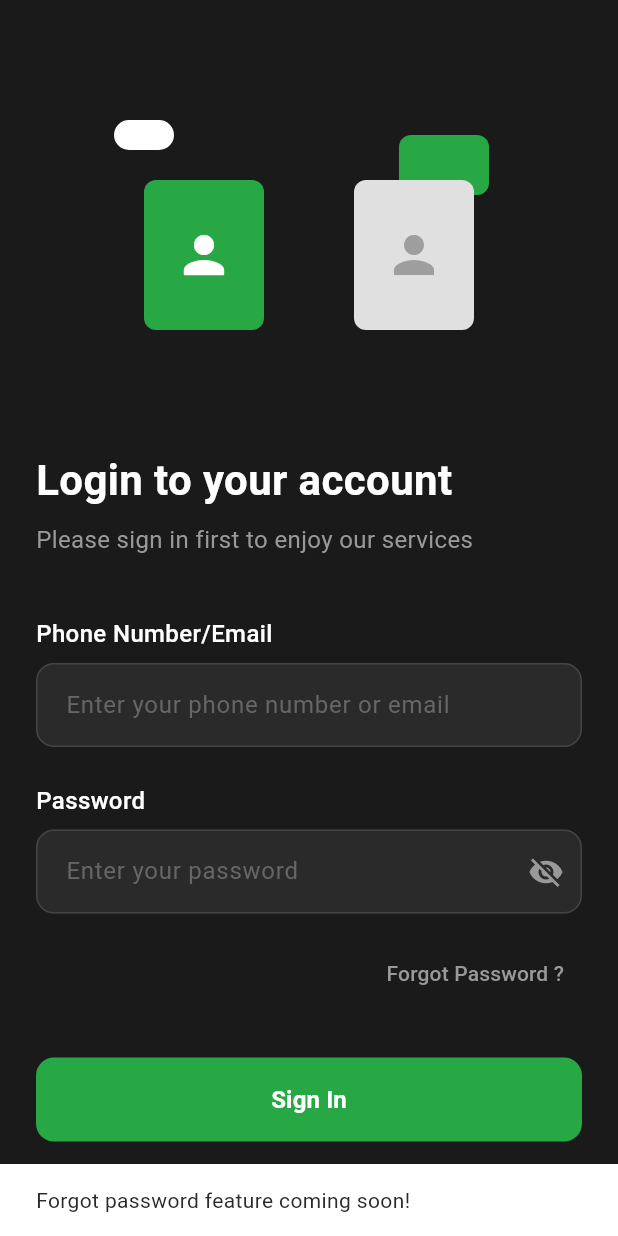
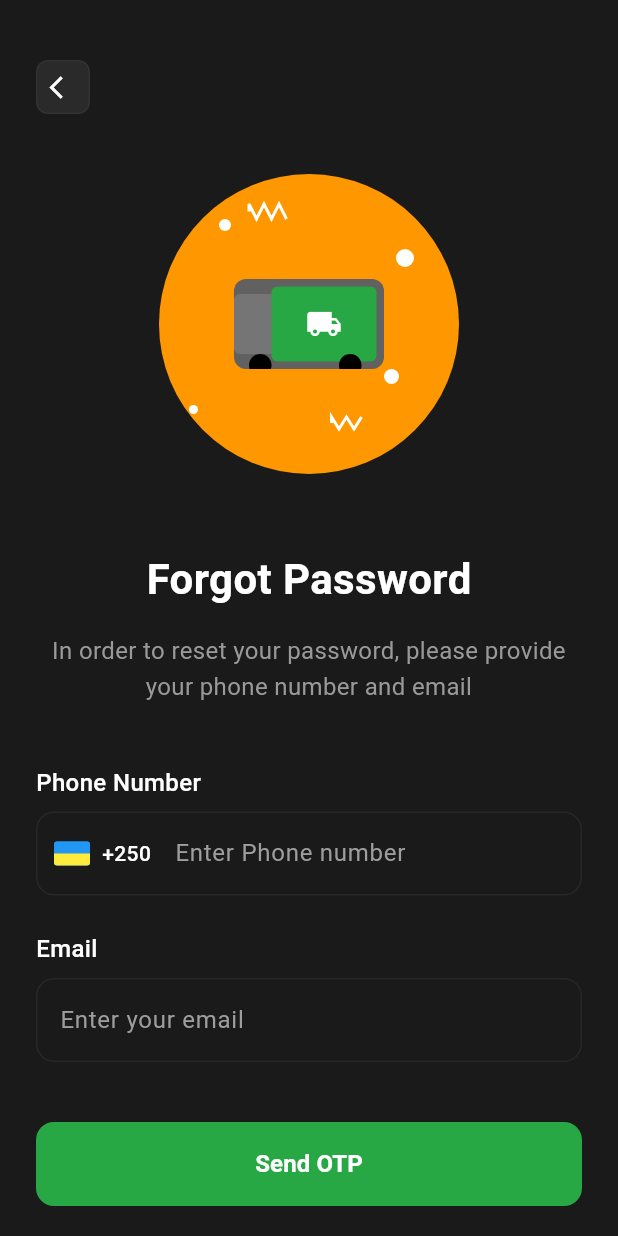
Before and after one commit to IshimweTresor/mozzfood, a Flutter app: the screen it shows after launch, after a tap on "Forgot Password ?", on a phone screen of 412 x 824 dp. Run offline on Flutter 3.47's test engine with Material 3 defaults, Android fonts, the phone set to English and light mode, and no system bars.

Commit message:
other changes

```diff
--- /dev/null
+++ b/lib/screens/auth/forgot_password_page.dart
@@ -0,0 +1,485 @@
+import 'package:flutter/material.dart';
+import '../../utils/colors.dart';
+import '../../widgets/custom_button.dart';
+
+class ForgotPasswordPage extends StatefulWidget {
+  const ForgotPasswordPage({super.key});
+
+  @override
+  State<ForgotPasswordPage> createState() => _ForgotPasswordPageState();
+}
+
+class _ForgotPasswordPageState extends State<ForgotPasswordPage> {
+  final _formKey = GlobalKey<FormState>();
+  final _phoneController = TextEditingController();
+  final _emailController = TextEditingController();
+  bool _isLoading = false;
+
+  @override
+  void dispose() {
+    _phoneController.dispose();
+    _emailController.dispose();
+    super.dispose();
+  }
+
+  String? _validatePhone(String? value) {
+    if (value == null || value.isEmpty) {
+      return 'Phone number is required';
+    }
+    if (!value.startsWith('+250') || value.length < 13) {
+      return 'Please enter a valid phone number';
+    }
+    return null;
+  }
+
+  String? _validateEmail(String? value) {
+    if (value == null || value.isEmpty) {
+      return 'Email is required';
+    }
+    if (!RegExp(r'^[\w-\.]+@([\w-]+\.)+[\w-]{2,4}$').hasMatch(value)) {
+      return 'Please enter a valid email address';
+    }
+    return null;
+  }
+
+  Future<void> _handleSendOTP() async {
+    if (_formKey.currentState!.validate()) {
+      setState(() {
+        _isLoading = true;
+      });
+
+      // Simulate API call
+      await Future.delayed(const Duration(seconds: 2));
+
+      setState(() {
+        _isLoading = false;
+      });
+
+      if (mounted) {
+        ScaffoldMessenger.of(context).showSnackBar(
+          const SnackBar(
+            content: Text('OTP sent successfully to your phone and email'),
+            backgroundColor: AppColors.success,
+          ),
+        );
+
+        // TODO: Navigate to OTP verification page
+        // Navigator.push(
+        //   context,
+        //   MaterialPageRoute(
+        //     builder: (context) => const OTPVerificationPage(),
+        //   ),
+        // );
+      }
+    }
+  }
+
+  @override
+  Widget build(BuildContext context) {
+    return Scaffold(
+      backgroundColor: AppColors.background,
+      body: SafeArea(
+        child: SingleChildScrollView(
+          padding: const EdgeInsets.symmetric(horizontal: 24.0),
+          child: Form(
+            key: _formKey,
+            child: Column(
+              crossAxisAlignment: CrossAxisAlignment.start,
+              children: [
+                const SizedBox(height: 40),
+
+                // Back Button
+                GestureDetector(
+                  onTap: () {
+                    Navigator.pop(context);
+                  },
+                  child: Container(
+                    padding: const EdgeInsets.all(8),
+                    decoration: BoxDecoration(
+                      color: AppColors.surface,
+                      borderRadius: BorderRadius.circular(8),
+                      border: Border.all(
+                        color: AppColors.inputBorder.withOpacity(0.3),
+                      ),
+                    ),
+                    child: const Icon(
+                      Icons.arrow_back_ios,
+                      color: AppColors.onBackground,
+                      size: 18,
+                    ),
+                  ),
+                ),
+
+                const SizedBox(height: 40),
+
+                // Illustration
+                Center(
+                  child: Container(
+                    height: 200,
+                    width: 200,
+                    decoration: const BoxDecoration(
+                      shape: BoxShape.circle,
+                      color: Colors.orange,
+                    ),
+                    child: Stack(
+                      alignment: Alignment.center,
+                      children: [
+                        // Background decorative elements
+                        Positioned(
+                          top: 30,
+                          left: 40,
+                          child: Container(
+                            width: 8,
+                            height: 8,
+                            decoration: const BoxDecoration(
+                              color: Colors.white,
+                              shape: BoxShape.circle,
+                            ),
+                          ),
+                        ),
+                        Positioned(
+                          top: 50,
+                          right: 30,
+                          child: Container(
+                            width: 12,
+                            height: 12,
+                            decoration: const BoxDecoration(
+                              color: Colors.white,
+                              shape: BoxShape.circle,
+                            ),
+                          ),
+                        ),
+                        Positioned(
+                          bottom: 40,
+                          left: 20,
+                          child: Container(
+                            width: 6,
+                            height: 6,
+                            decoration: const BoxDecoration(
+                              color: Colors.white,
+                              shape: BoxShape.circle,
+                            ),
+                          ),
+                        ),
+                        Positioned(
+                          bottom: 60,
+                          right: 40,
+                          child: Container(
+                            width: 10,
+                            height: 10,
+                            decoration: const BoxDecoration(
+                              color: Colors.white,
+                              shape: BoxShape.circle,
+                            ),
+                          ),
+                        ),
+                        // Squiggly lines
+                        Positioned(
+                          top: 20,
+                          left: 60,
+                          child: CustomPaint(
+                            size: const Size(30, 10),
+                            painter: SquigglyLinePainter(),
+                          ),
+                        ),
+                        Positioned(
+                          bottom: 30,
+                          right: 60,
+                          child: CustomPaint(
+                            size: const Size(25, 8),
+                            painter: SquigglyLinePainter(),
+                          ),
+                        ),
+                        // Main truck illustration
+                        Container(
+                          width: 100,
+                          height: 60,
+                          decoration: BoxDecoration(
+                            color: Colors.grey.shade700,
+                            borderRadius: BorderRadius.circular(8),
+                          ),
+                          child: Stack(
+                            children: [
+                              // Truck cab
+                              Positioned(
+                                left: 0,
+                                top: 10,
+                                child: Container(
+                                  width: 30,
+                                  height: 40,
+                                  decoration: BoxDecoration(
+                                    color: Colors.grey.shade600,
+                                    borderRadius: const BorderRadius.only(
+                                      topLeft: Radius.circular(4),
+                                      bottomLeft: Radius.circular(4),
+                                    ),
+                                  ),
+                                ),
+                              ),
+                              // Truck body
+                              Positioned(
+                                left: 25,
+                                top: 5,
+                                child: Container(
+                                  width: 70,
+                                  height: 50,
+                                  decoration: BoxDecoration(
+                                    color: AppColors.primary,
+                                    borderRadius: BorderRadius.circular(4),
+                                  ),
+                                  child: const Center(
+                                    child: Icon(
+                                      Icons.local_shipping,
+                                      color: Colors.white,
+                                      size: 24,
+                                    ),
+                                  ),
+                                ),
+                              ),
+                              // Wheels
+                              Positioned(
+                                bottom: -5,
+                                left: 10,
+                                child: Container(
+                                  width: 15,
+                                  height: 15,
+                                  decoration: const BoxDecoration(
+                                    color: Colors.black,
+                                    shape: BoxShape.circle,
+                                  ),
+                                ),
+                              ),
+                              Positioned(
+                                bottom: -5,
+                                right: 15,
+                                child: Container(
+                                  width: 15,
+                                  height: 15,
+                                  decoration: const BoxDecoration(
+                                    color: Colors.black,
+                                    shape: BoxShape.circle,
+                                  ),
+                                ),
+                              ),
+                            ],
+                          ),
+                        ),
+                      ],
+                    ),
+                  ),
+                ),
+
+                const SizedBox(height: 50),
+
+                // Title
+                const Center(
+                  child: Text(
+                    'Forgot Password',
+                    style: TextStyle(
+                      fontSize: 28,
+                      fontWeight: FontWeight.bold,
+                      color: Colors.white,
+                    ),
+                  ),
+                ),
+
+                const SizedBox(height: 16),
+
+                // Subtitle
+                const Center(
+                  child: Text(
+                    'In order to reset your password, please provide\nyour phone number and email',
+                    style: TextStyle(
+                      fontSize: 16,
+                      color: AppColors.textSecondary,
+                      height: 1.5,
+                    ),
+                    textAlign: TextAlign.center,
+                  ),
+                ),
+
+                const SizedBox(height: 40),
+
+                // Phone Number Field
+                const Text(
+                  'Phone Number',
+                  style: TextStyle(
+                    fontSize: 16,
+                    fontWeight: FontWeight.w500,
+                    color: Colors.white,
+                  ),
+                ),
+                const SizedBox(height: 8),
+                TextFormField(
+                  controller: _phoneController,
+                  validator: _validatePhone,
+                  keyboardType: TextInputType.phone,
+                  style: const TextStyle(color: Colors.white),
+                  decoration: InputDecoration(
+                    hintText: 'Enter Phone number',
+                    hintStyle: TextStyle(color: Colors.grey.shade500),
+                    prefixIcon: Container(
+                      padding: const EdgeInsets.all(12),
+                      child: Row(
+                        mainAxisSize: MainAxisSize.min,
+                        children: [
+                          Container(
+                            width: 24,
+                            height: 16,
+                            decoration: BoxDecoration(
+                              borderRadius: BorderRadius.circular(2),
+                              color: Colors.blue,
+                            ),
+                            child: Stack(
+                              children: [
+                                Container(
+                                  height: 8,
+                                  decoration: const BoxDecoration(
+                                    color: Colors.blue,
+                                    borderRadius: BorderRadius.only(
+                                      topLeft: Radius.circular(2),
+                                      topRight: Radius.circular(2),
+                                    ),
+                                  ),
+                                ),
+                                Container(
+                                  margin: const EdgeInsets.only(top: 8),
+                                  height: 8,
+                                  decoration: const BoxDecoration(
+                                    color: Colors.yellow,
+                                    borderRadius: BorderRadius.only(
+                                      bottomLeft: Radius.circular(2),
+                                      bottomRight: Radius.circular(2),
+                                    ),
+                                  ),
+                                ),
+                              ],
+                            ),
+                          ),
+                          const SizedBox(width: 8),
+                          const Text(
+                            '+250',
+                            style: TextStyle(
+                              color: Colors.white,
+                              fontWeight: FontWeight.w500,
+                            ),
+                          ),
+                        ],
+                      ),
+                    ),
+                    filled: true,
+                    fillColor: Colors.transparent,
+                    border: OutlineInputBorder(
+                      borderRadius: BorderRadius.circular(12),
+                      borderSide: BorderSide(
+                        color: AppColors.inputBorder.withOpacity(0.3),
+                      ),
+                    ),
+                    enabledBorder: OutlineInputBorder(
+                      borderRadius: BorderRadius.circular(12),
+                      borderSide: BorderSide(
+                        color: AppColors.inputBorder.withOpacity(0.3),
+                      ),
+                    ),
+                    focusedBorder: OutlineInputBorder(
+                      borderRadius: BorderRadius.circular(12),
+                      borderSide: const BorderSide(color: AppColors.primary),
+                    ),
+                    errorBorder: OutlineInputBorder(
+                      borderRadius: BorderRadius.circular(12),
+                      borderSide: const BorderSide(color: AppColors.error),
+                    ),
+                  ),
+                ),
+
+                const SizedBox(height: 24),
+
+                // Email Field
+                const Text(
+                  'Email',
+                  style: TextStyle(
+                    fontSize: 16,
+                    fontWeight: FontWeight.w500,
+                    color: Colors.white,
+                  ),
+                ),
+                const SizedBox(height: 8),
+                TextFormField(
+                  controller: _emailController,
+                  validator: _validateEmail,
+                  keyboardType: TextInputType.emailAddress,
+                  style: const TextStyle(color: Colors.white),
+                  decoration: InputDecoration(
+                    hintText: 'Enter your email',
+                    hintStyle: TextStyle(color: Colors.grey.shade500),
+                    filled: true,
+                    fillColor: Colors.transparent,
+                    border: OutlineInputBorder(
+                      borderRadius: BorderRadius.circular(12),
+                      borderSide: BorderSide(
+                        color: AppColors.inputBorder.withOpacity(0.3),
+                      ),
+                    ),
+                    enabledBorder: OutlineInputBorder(
+                      borderRadius: BorderRadius.circular(12),
+                      borderSide: BorderSide(
+                        color: AppColors.inputBorder.withOpacity(0.3),
+                      ),
+                    ),
+                    focusedBorder: OutlineInputBorder(
+                      borderRadius: BorderRadius.circular(12),
+                      borderSide: const BorderSide(color: AppColors.primary),
+                    ),
+                    errorBorder: OutlineInputBorder(
+                      borderRadius: BorderRadius.circular(12),
+                      borderSide: const BorderSide(color: AppColors.error),
+                    ),
+                  ),
+                ),
+
+                const SizedBox(height: 40),
+
+                // Send OTP Button
+                CustomButton(
+                  text: 'Send OTP',
+                  onPressed: _handleSendOTP,
+                  isLoading: _isLoading,
+                ),
+
+                const SizedBox(height: 40),
+              ],
+            ),
+          ),
+        ),
+      ),
+    );
+  }
+}
+
+// Custom painter for squiggly lines
+class SquigglyLinePainter extends CustomPainter {
+  @override
+  void paint(Canvas canvas, Size size) {
+    final paint =
+        Paint()
+          ..color = Colors.white
+          ..strokeWidth = 2
+          ..style = PaintingStyle.stroke;
+
+    final path = Path();
+    path.moveTo(0, size.height / 2);
+
+    for (int i = 0; i < size.width; i += 5) {
+      if (i % 10 == 0) {
+        path.lineTo(i.toDouble(), 0);
+      } else {
+        path.lineTo(i.toDouble(), size.height);
+      }
+    }
+
+    canvas.drawPath(path, paint);
+  }
+
+  @override
+  bool shouldRepaint(CustomPainter oldDelegate) => false;
+}
--- a/lib/screens/auth/login_page.dart
+++ b/lib/screens/auth/login_page.dart
@@ -4,6 +4,7 @@ import '../../widgets/custom_button.dart';
 import '../../widgets/custom_text_field.dart';
 import '../location_selection_page.dart';
 import 'signup_page.dart';
+import 'forgot_password_page.dart';
 
 class LoginPage extends StatefulWidget {
   const LoginPage({super.key});
@@ -208,9 +209,10 @@ class _LoginPageState extends State<LoginPage> {
                   alignment: Alignment.centerRight,
                   child: TextButton(
                     onPressed: () {
-                      ScaffoldMessenger.of(context).showSnackBar(
-                        const SnackBar(
-                          content: Text('Forgot password feature coming soon!'),
+                      Navigator.push(
+                        context,
+                        MaterialPageRoute(
+                          builder: (context) => const ForgotPasswordPage(),
                         ),
                       );
                     },
```
